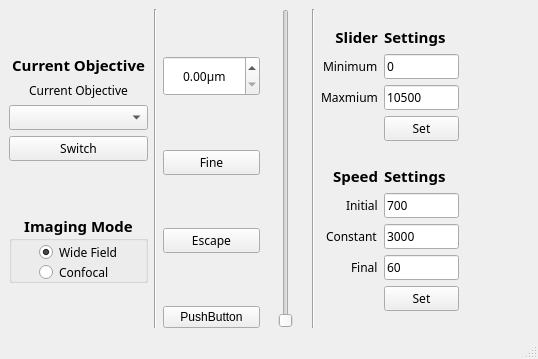
Above: mainwindow.ui from ZhengyiZ/IX83-GUI-Qt before the change. Below: the same form after it.
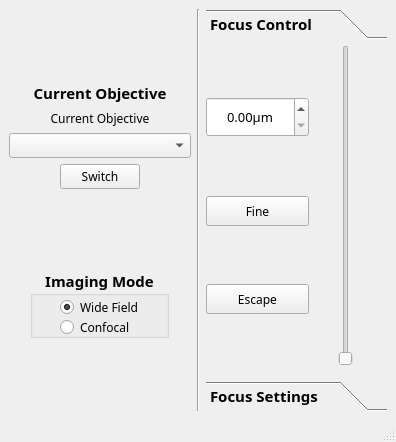
That is the form after the change.

The edit to the form file:
```diff
--- a/mainwindow.ui
+++ b/mainwindow.ui
@@ -6,8 +6,8 @@
    <rect>
     <x>0</x>
     <y>0</y>
-    <width>538</width>
-    <height>359</height>
+    <width>396</width>
+    <height>442</height>
    </rect>
   </property>
   <property name="windowTitle">
@@ -86,7 +86,7 @@
          <widget class="QComboBox" name="objSelection">
           <property name="minimumSize">
            <size>
-            <width>100</width>
+            <width>180</width>
             <height>0</height>
            </size>
           </property>
@@ -101,6 +101,19 @@
       </item>
       <item>
        <layout class="QHBoxLayout" name="horizontalLayout_4">
+        <item>
+         <spacer name="horizontalSpacer_2">
+          <property name="orientation">
+           <enum>Qt::Horizontal</enum>
+          </property>
+          <property name="sizeHint" stdset="0">
+           <size>
+            <width>40</width>
+            <height>20</height>
+           </size>
+          </property>
+         </spacer>
+        </item>
         <item>
          <widget class="QPushButton" name="switchObjBtn">
           <property name="sizePolicy">
@@ -125,6 +138,19 @@
           </property>
          </widget>
         </item>
+        <item>
+         <spacer name="horizontalSpacer">
+          <property name="orientation">
+           <enum>Qt::Horizontal</enum>
+          </property>
+          <property name="sizeHint" stdset="0">
+           <size>
+            <width>40</width>
+            <height>20</height>
+           </size>
+          </property>
+         </spacer>
+        </item>
        </layout>
       </item>
       <item>
@@ -145,6 +171,12 @@
         <property name="enabled">
          <bool>true</bool>
         </property>
+        <property name="sizePolicy">
+         <sizepolicy hsizetype="Expanding" vsizetype="Preferred">
+          <horstretch>0</horstretch>
+          <verstretch>0</verstretch>
+         </sizepolicy>
+        </property>
         <property name="minimumSize">
          <size>
           <width>0</width>
@@ -170,7 +202,7 @@
           <rect>
            <x>30</x>
            <y>30</y>
-           <width>91</width>
+           <width>111</width>
            <height>18</height>
           </rect>
          </property>
@@ -200,7 +232,7 @@
           <rect>
            <x>30</x>
            <y>50</y>
-           <width>91</width>
+           <width>101</width>
            <height>18</height>
           </rect>
          </property>
@@ -241,6 +273,47 @@
      </widget>
     </item>
     <item>
+     <widget class="QToolBox" name="toolBox">
+      <property name="minimumSize">
+       <size>
+        <width>160</width>
+        <height>400</height>
+       </size>
+      </property>
+      <property name="font">
+       <font>
+        <family>微软雅黑</family>
+        <pointsize>11</pointsize>
+        <weight>75</weight>
+        <bold>true</bold>
+       </font>
+      </property>
+      <property name="currentIndex">
+       <number>0</number>
+      </property>
+      <widget class="QWidget" name="page">
+       <property name="geometry">
+        <rect>
+         <x>0</x>
+         <y>0</y>
+         <width>177</width>
+         <height>322</height>
+        </rect>
+       </property>
+       <attribute name="label">
+        <string>Focus Control</string>
+       </attribute>
+       <widget class="QWidget" name="">
+        <property name="geometry">
+         <rect>
+          <x>0</x>
+          <y>0</y>
+          <width>171</width>
+          <height>321</height>
+         </rect>
+        </property>
+        <layout class="QHBoxLayout" name="horizontalLayout_6">
+         <item>
      <layout class="QVBoxLayout" name="verticalLayout_2">
       <item>
        <spacer name="verticalSpacer_4">
@@ -259,18 +332,27 @@
        <widget class="QDoubleSpinBox" name="zValue">
         <property name="minimumSize">
          <size>
-          <width>0</width>
+               <width>80</width>
           <height>40</height>
          </size>
         </property>
         <property name="font">
          <font>
           <family>微软雅黑</family>
+               <pointsize>10</pointsize>
+               <weight>50</weight>
+               <bold>false</bold>
          </font>
         </property>
         <property name="alignment">
          <set>Qt::AlignCenter</set>
         </property>
+             <property name="buttonSymbols">
+              <enum>QAbstractSpinBox::UpDownArrows</enum>
+             </property>
+             <property name="keyboardTracking">
+              <bool>false</bool>
+             </property>
         <property name="suffix">
          <string>μm</string>
         </property>
@@ -300,9 +382,18 @@
       </item>
       <item>
        <widget class="QPushButton" name="fineBtn">
+             <property name="minimumSize">
+              <size>
+               <width>0</width>
+               <height>30</height>
+              </size>
+             </property>
         <property name="font">
          <font>
           <family>微软雅黑</family>
+               <pointsize>9</pointsize>
+               <weight>50</weight>
+               <bold>false</bold>
          </font>
         </property>
         <property name="text">
@@ -328,9 +419,18 @@
       </item>
       <item>
        <widget class="QPushButton" name="escapeBtn">
+             <property name="minimumSize">
+              <size>
+               <width>0</width>
+               <height>30</height>
+              </size>
+             </property>
         <property name="font">
          <font>
           <family>微软雅黑</family>
+               <pointsize>9</pointsize>
+               <weight>50</weight>
+               <bold>false</bold>
          </font>
         </property>
         <property name="text">
@@ -354,17 +454,16 @@
         </property>
        </spacer>
       </item>
-      <item>
-       <widget class="QPushButton" name="pushButton">
-        <property name="text">
-         <string>PushButton</string>
-        </property>
-       </widget>
-      </item>
      </layout>
     </item>
     <item>
      <widget class="QSlider" name="zSlider">
+           <property name="sizePolicy">
+            <sizepolicy hsizetype="MinimumExpanding" vsizetype="Expanding">
+             <horstretch>0</horstretch>
+             <verstretch>0</verstretch>
+            </sizepolicy>
+           </property>
       <property name="minimumSize">
        <size>
         <width>40</width>
@@ -374,6 +473,9 @@
       <property name="font">
        <font>
         <family>微软雅黑</family>
+             <pointsize>11</pointsize>
+             <weight>75</weight>
+             <bold>true</bold>
        </font>
       </property>
       <property name="maximum">
@@ -396,14 +498,30 @@
       </property>
      </widget>
     </item>
-    <item>
-     <widget class="Line" name="line_2">
-      <property name="orientation">
-       <enum>Qt::Vertical</enum>
-      </property>
-     </widget>
-    </item>
-    <item>
+        </layout>
+       </widget>
+      </widget>
+      <widget class="QWidget" name="page_2">
+       <property name="geometry">
+        <rect>
+         <x>0</x>
+         <y>0</y>
+         <width>177</width>
+         <height>322</height>
+        </rect>
+       </property>
+       <attribute name="label">
+        <string>Focus Settings</string>
+       </attribute>
+       <widget class="QWidget" name="">
+        <property name="geometry">
+         <rect>
+          <x>0</x>
+          <y>0</y>
+          <width>171</width>
+          <height>325</height>
+         </rect>
+        </property>
      <layout class="QFormLayout" name="formLayout_2">
       <property name="labelAlignment">
        <set>Qt::AlignRight|Qt::AlignTrailing|Qt::AlignVCenter</set>
@@ -442,8 +560,8 @@
          <font>
           <family>微软雅黑</family>
           <pointsize>11</pointsize>
-          <weight>75</weight>
-          <bold>true</bold>
+             <weight>50</weight>
+             <bold>false</bold>
          </font>
         </property>
         <property name="text">
@@ -457,36 +575,6 @@
         </property>
        </widget>
       </item>
-      <item row="1" column="1">
-       <widget class="QLabel" name="label_11">
-        <property name="sizePolicy">
-         <sizepolicy hsizetype="Maximum" vsizetype="Preferred">
-          <horstretch>0</horstretch>
-          <verstretch>0</verstretch>
-         </sizepolicy>
-        </property>
-        <property name="maximumSize">
-         <size>
-          <width>16777215</width>
-          <height>16777215</height>
-         </size>
-        </property>
-        <property name="font">
-         <font>
-          <family>微软雅黑</family>
-          <pointsize>11</pointsize>
-          <weight>75</weight>
-          <bold>true</bold>
-         </font>
-        </property>
-        <property name="text">
-         <string>Settings</string>
-        </property>
-        <property name="wordWrap">
-         <bool>true</bool>
-        </property>
-       </widget>
-      </item>
       <item row="2" column="0">
        <widget class="QLabel" name="label_6">
         <property name="sizePolicy">
@@ -661,8 +749,8 @@
          <font>
           <family>微软雅黑</family>
           <pointsize>11</pointsize>
-          <weight>75</weight>
-          <bold>true</bold>
+             <weight>50</weight>
+             <bold>false</bold>
          </font>
         </property>
         <property name="text">
@@ -694,8 +782,8 @@
          <font>
           <family>微软雅黑</family>
           <pointsize>11</pointsize>
-          <weight>75</weight>
-          <bold>true</bold>
+             <weight>50</weight>
+             <bold>false</bold>
          </font>
         </property>
         <property name="text">
@@ -924,7 +1012,40 @@
         </property>
        </spacer>
       </item>
-     </layout>
+         <item row="1" column="1">
+          <widget class="QLabel" name="label_11">
+           <property name="sizePolicy">
+            <sizepolicy hsizetype="Maximum" vsizetype="Preferred">
+             <horstretch>0</horstretch>
+             <verstretch>0</verstretch>
+            </sizepolicy>
+           </property>
+           <property name="maximumSize">
+            <size>
+             <width>16777215</width>
+             <height>16777215</height>
+            </size>
+           </property>
+           <property name="font">
+            <font>
+             <family>微软雅黑</family>
+             <pointsize>11</pointsize>
+             <weight>50</weight>
+             <bold>false</bold>
+            </font>
+           </property>
+           <property name="text">
+            <string>Settings</string>
+           </property>
+           <property name="wordWrap">
+            <bool>true</bool>
+           </property>
+          </widget>
+         </item>
+        </layout>
+       </widget>
+      </widget>
+     </widget>
     </item>
    </layout>
   </widget>
```
Lines whose indentation alone changed are shown as unchanged.
